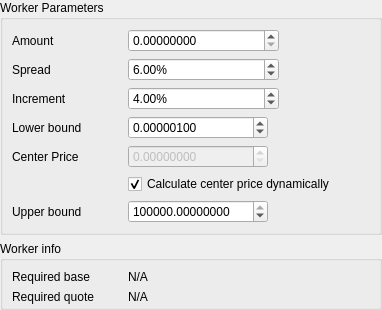
This is dexbot/views/ui/forms/staggered_orders_widget.ui in xeroc/stakemachine as Qt 5 draws it before an edit. The edited form follows.
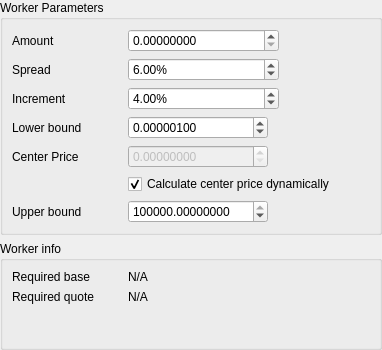
This is the edited form.

Commit message: Fix window height

What changed in the file:
```diff
--- a/dexbot/views/ui/forms/staggered_orders_widget.ui
+++ b/dexbot/views/ui/forms/staggered_orders_widget.ui
@@ -7,7 +7,7 @@
     <x>0</x>
     <y>0</y>
     <width>382</width>
-    <height>283</height>
+    <height>350</height>
    </rect>
   </property>
   <property name="windowTitle">
```
